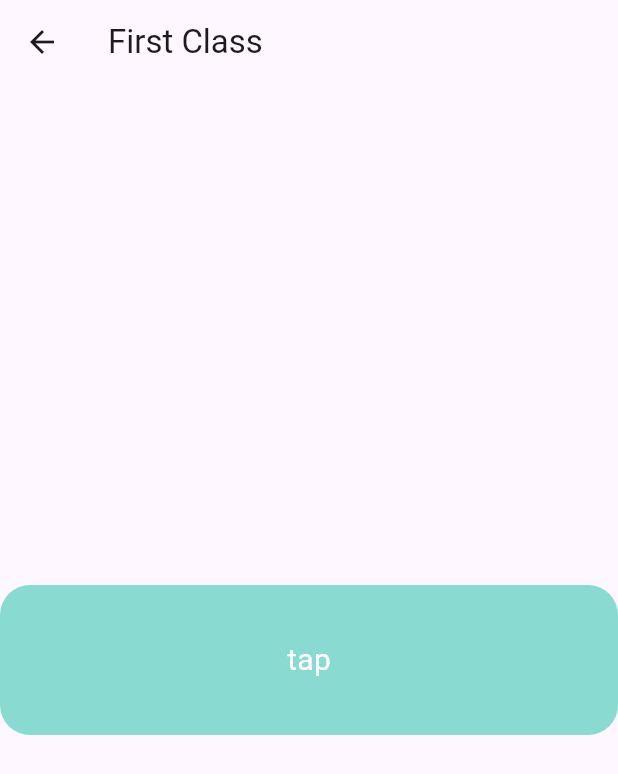
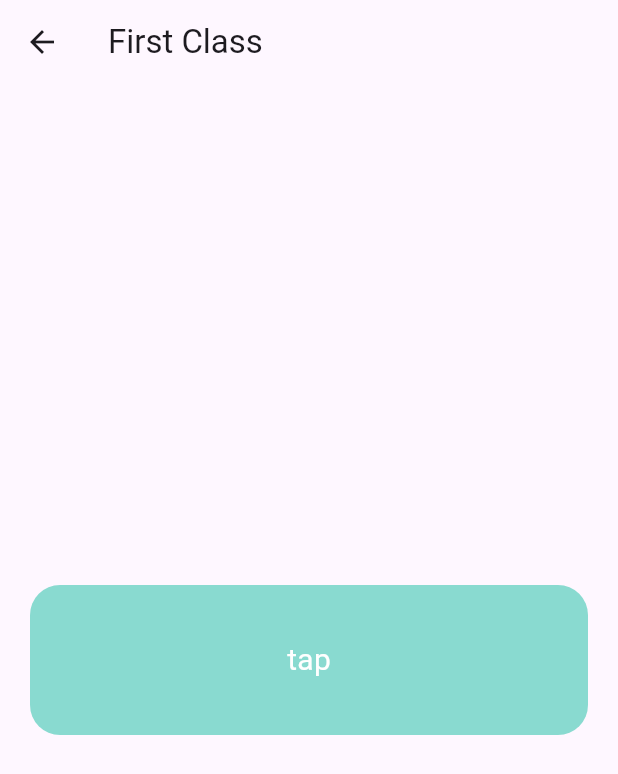
Before and after one commit to LivingstonTardzenyuy/Flutter-Projects, a Flutter app: the FirstPage screen opened directly, on a phone screen of 412 x 824 dp. Shown: the top 774 px of the screen. Run offline on Flutter 3.47's test engine with Material 3 defaults, Android fonts, the phone set to English and light mode, and no system bars; our stand-ins replace cloud_firestore, dropdown_button2, firebase_auth, firebase_core, font_awesome_flutter, get and 2 more; accounts and stored records are empty.

```diff
--- a/learning_getx/lib/pages/first_class.dart
+++ b/learning_getx/lib/pages/first_class.dart
@@ -16,6 +16,7 @@ class FirstPage extends StatelessWidget {
           mainAxisAlignment: MainAxisAlignment.center,
           children: [
             Container(
+              margin: const EdgeInsets.symmetric(horizontal: 20),
               width: double.maxFinite,
               height: 100,
               decoration: BoxDecoration(
```
